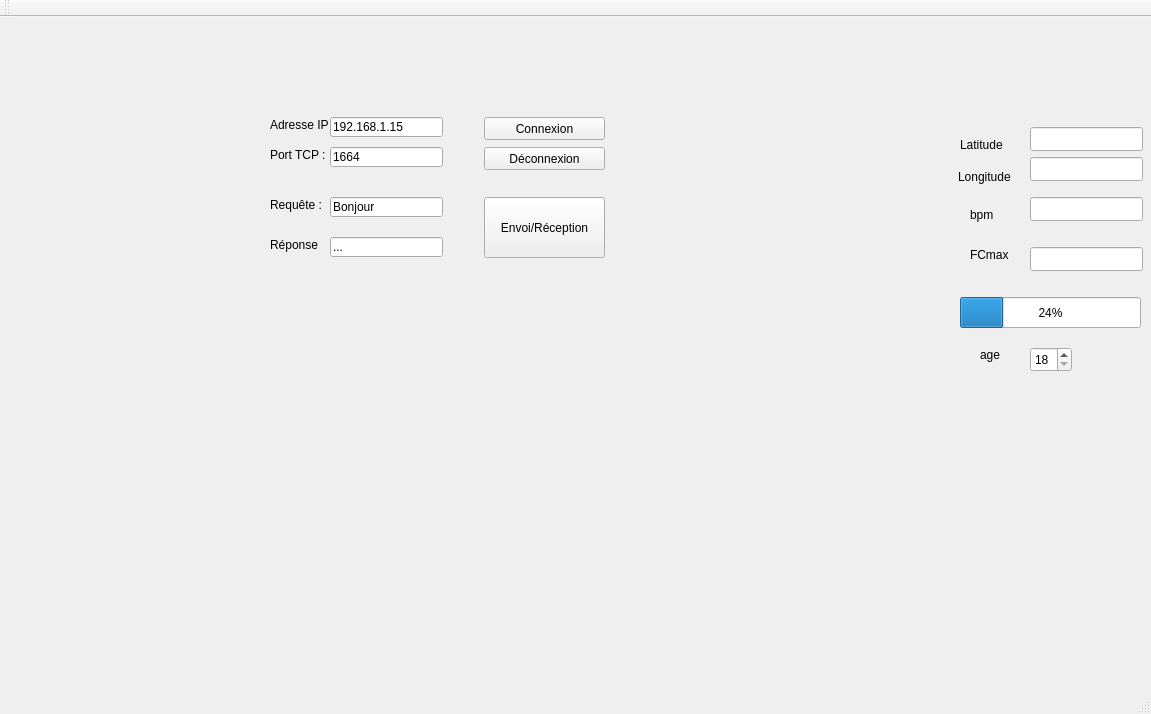
Qt form mainwindow.ui (RazeSorcererKing/telemetrie-marathon) before a commit.
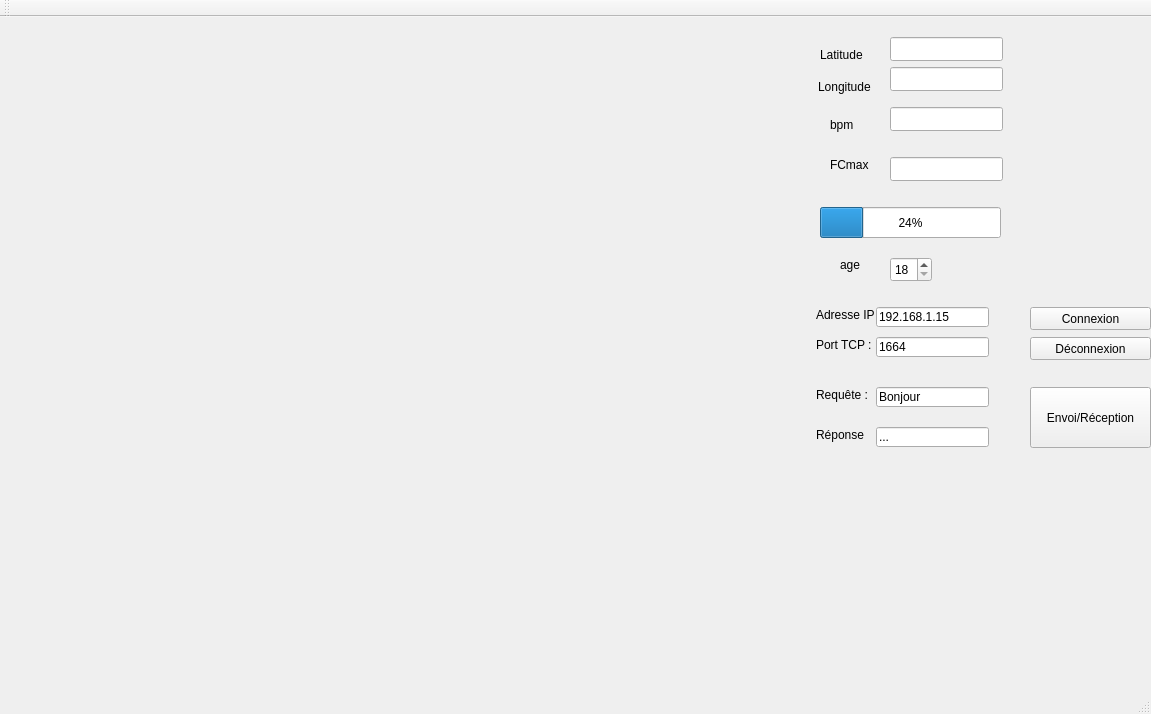
The same form after that commit. Icons and pictures are not drawn.

Commit message: test sur le tracer sur la carte

```diff
--- a/mainwindow.ui
+++ b/mainwindow.ui
@@ -17,8 +17,8 @@
    <widget class="QLabel" name="label_1">
     <property name="geometry">
      <rect>
-      <x>270</x>
-      <y>100</y>
+      <x>816</x>
+      <y>290</y>
       <width>81</width>
       <height>16</height>
      </rect>
@@ -30,8 +30,8 @@
    <widget class="QLabel" name="label_2">
     <property name="geometry">
      <rect>
-      <x>270</x>
-      <y>130</y>
+      <x>816</x>
+      <y>320</y>
       <width>81</width>
       <height>16</height>
      </rect>
@@ -43,8 +43,8 @@
    <widget class="QLabel" name="label_3">
     <property name="geometry">
      <rect>
-      <x>270</x>
-      <y>180</y>
+      <x>816</x>
+      <y>370</y>
       <width>71</width>
       <height>16</height>
      </rect>
@@ -56,8 +56,8 @@
    <widget class="QLineEdit" name="lineEdit_ip">
     <property name="geometry">
      <rect>
-      <x>330</x>
-      <y>100</y>
+      <x>876</x>
+      <y>290</y>
       <width>113</width>
       <height>20</height>
      </rect>
@@ -69,8 +69,8 @@
    <widget class="QLineEdit" name="lineEdit_port">
     <property name="geometry">
      <rect>
-      <x>330</x>
-      <y>130</y>
+      <x>876</x>
+      <y>320</y>
       <width>113</width>
       <height>20</height>
      </rect>
@@ -82,8 +82,8 @@
    <widget class="QLineEdit" name="lineEdit_requete">
     <property name="geometry">
      <rect>
-      <x>330</x>
-      <y>180</y>
+      <x>876</x>
+      <y>370</y>
       <width>113</width>
       <height>20</height>
      </rect>
@@ -95,8 +95,8 @@
    <widget class="QLabel" name="label_4">
     <property name="geometry">
      <rect>
-      <x>270</x>
-      <y>220</y>
+      <x>816</x>
+      <y>410</y>
       <width>51</width>
       <height>16</height>
      </rect>
@@ -108,8 +108,8 @@
    <widget class="QLineEdit" name="lineEdit_reponse">
     <property name="geometry">
      <rect>
-      <x>330</x>
-      <y>220</y>
+      <x>876</x>
+      <y>410</y>
       <width>113</width>
       <height>20</height>
      </rect>
@@ -121,8 +121,8 @@
    <widget class="QPushButton" name="connexionButton">
     <property name="geometry">
      <rect>
-      <x>484</x>
-      <y>100</y>
+      <x>1030</x>
+      <y>290</y>
       <width>121</width>
       <height>23</height>
      </rect>
@@ -134,8 +134,8 @@
    <widget class="QPushButton" name="deconnexionButton">
     <property name="geometry">
      <rect>
-      <x>484</x>
-      <y>130</y>
+      <x>1030</x>
+      <y>320</y>
       <width>121</width>
       <height>23</height>
      </rect>
@@ -147,8 +147,8 @@
    <widget class="QPushButton" name="envoiButton">
     <property name="geometry">
      <rect>
-      <x>484</x>
-      <y>180</y>
+      <x>1030</x>
+      <y>370</y>
       <width>121</width>
       <height>61</height>
      </rect>
@@ -160,8 +160,8 @@
    <widget class="QLineEdit" name="lineEdit_lat">
     <property name="geometry">
      <rect>
-      <x>1030</x>
-      <y>110</y>
+      <x>890</x>
+      <y>20</y>
       <width>113</width>
       <height>24</height>
      </rect>
@@ -173,8 +173,8 @@
    <widget class="QLineEdit" name="lineEdit_long">
     <property name="geometry">
      <rect>
-      <x>1030</x>
-      <y>140</y>
+      <x>890</x>
+      <y>50</y>
       <width>113</width>
       <height>24</height>
      </rect>
@@ -186,8 +186,8 @@
    <widget class="QLineEdit" name="lineEdit_bpm">
     <property name="geometry">
      <rect>
-      <x>1030</x>
-      <y>180</y>
+      <x>890</x>
+      <y>90</y>
       <width>113</width>
       <height>24</height>
      </rect>
@@ -199,8 +199,8 @@
    <widget class="QLabel" name="label">
     <property name="geometry">
      <rect>
-      <x>960</x>
-      <y>120</y>
+      <x>820</x>
+      <y>30</y>
       <width>49</width>
       <height>16</height>
      </rect>
@@ -212,8 +212,8 @@
    <widget class="QLabel" name="label_5">
     <property name="geometry">
      <rect>
-      <x>958</x>
-      <y>150</y>
+      <x>818</x>
+      <y>60</y>
       <width>61</width>
       <height>20</height>
      </rect>
@@ -225,8 +225,8 @@
    <widget class="QLabel" name="label_6">
     <property name="geometry">
      <rect>
-      <x>970</x>
-      <y>190</y>
+      <x>830</x>
+      <y>100</y>
       <width>49</width>
       <height>16</height>
      </rect>
@@ -238,8 +238,8 @@
    <widget class="QSpinBox" name="spinBox">
     <property name="geometry">
      <rect>
-      <x>1030</x>
-      <y>330</y>
+      <x>890</x>
+      <y>240</y>
       <width>42</width>
       <height>25</height>
      </rect>
@@ -254,8 +254,8 @@
    <widget class="QLabel" name="label_7">
     <property name="geometry">
      <rect>
-      <x>980</x>
-      <y>330</y>
+      <x>840</x>
+      <y>240</y>
       <width>49</width>
       <height>16</height>
      </rect>
@@ -267,8 +267,8 @@
    <widget class="QProgressBar" name="progressBar">
     <property name="geometry">
      <rect>
-      <x>960</x>
-      <y>280</y>
+      <x>820</x>
+      <y>190</y>
       <width>181</width>
       <height>31</height>
      </rect>
@@ -280,8 +280,8 @@
    <widget class="QLabel" name="label_8">
     <property name="geometry">
      <rect>
-      <x>970</x>
-      <y>230</y>
+      <x>830</x>
+      <y>140</y>
       <width>49</width>
       <height>16</height>
      </rect>
@@ -293,8 +293,8 @@
    <widget class="QLineEdit" name="lineEdit_fcmax">
     <property name="geometry">
      <rect>
-      <x>1030</x>
-      <y>230</y>
+      <x>890</x>
+      <y>140</y>
       <width>113</width>
       <height>24</height>
      </rect>
@@ -304,11 +304,17 @@
     <property name="geometry">
      <rect>
       <x>10</x>
-      <y>10</y>
+      <y>0</y>
       <width>701</width>
-      <height>491</height>
+      <height>638</height>
      </rect>
     </property>
+    <property name="minimumSize">
+     <size>
+      <width>694</width>
+      <height>638</height>
+     </size>
+    </property>
     <property name="text">
      <string/>
     </property>
```
Left out of the diff: 2 changed lines with no effect on the pictures. The commit also changes 2 other files.
